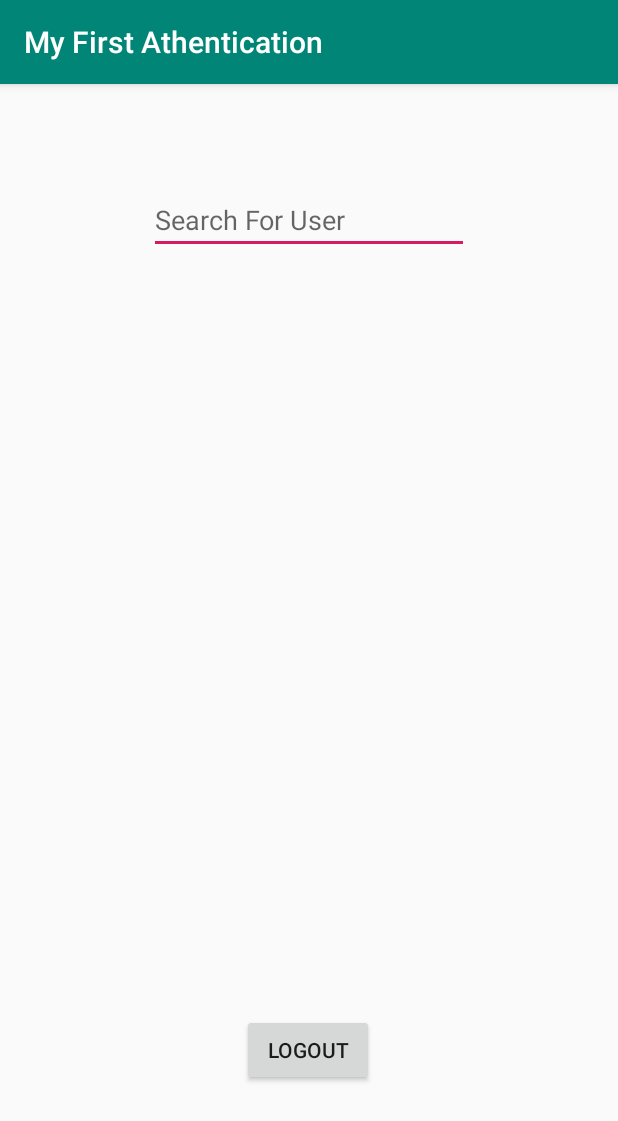
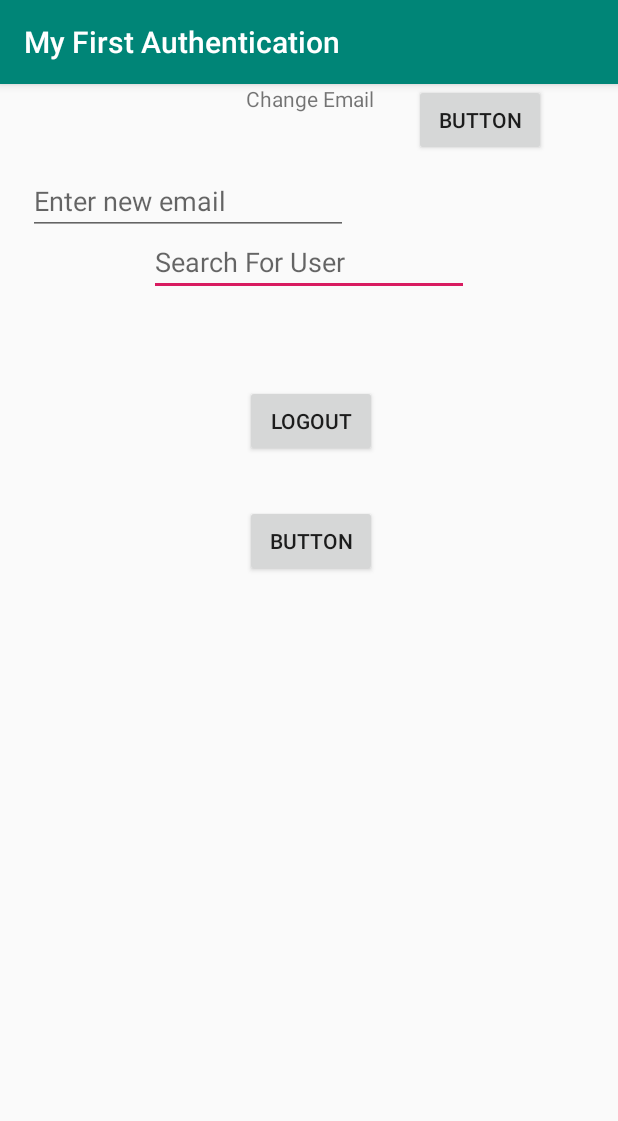
Before and after one commit to EthanAnderson1/First-Authentication-App, an Android app: the HomeActivity screen opened directly, with no data from a screen before it, on a phone screen of 412 x 824 dp. Shown: the top 1121 px of the screen. Run offline under Robolectric (Android 15) with nearby library versions, the phone set to English and light mode, and no system bars; our stand-ins replace Firebase (no records; nobody signed in at launch, a user with empty details on screens opened directly).

Commit message:
Need to be able to delete account then done

```diff
--- a/app/src/main/res/layout/activity_home.xml
+++ b/app/src/main/res/layout/activity_home.xml
@@ -10,22 +10,64 @@
         android:id="@+id/logoutbtn"
         android:layout_width="wrap_content"
         android:layout_height="wrap_content"
-        android:layout_marginBottom="100dp"
+        android:layout_marginTop="100dp"
         android:text="@string/logoutbtn"
-        app:layout_constraintBottom_toBottomOf="parent"
         app:layout_constraintEnd_toEndOf="parent"
-        app:layout_constraintHorizontal_bias="0.498"
-        app:layout_constraintStart_toStartOf="parent" />
+        app:layout_constraintHorizontal_bias="0.504"
+        app:layout_constraintStart_toStartOf="parent"
+        app:layout_constraintTop_toBottomOf="@+id/editEmailtxt" />
 
     <EditText
-        android:id="@+id/editText"
+        android:id="@+id/searchUsertxt"
         android:layout_width="wrap_content"
         android:layout_height="wrap_content"
-        android:layout_marginTop="68dp"
+        android:layout_marginTop="96dp"
         android:ems="10"
         android:hint="@string/findUser"
         android:inputType="textEmailAddress"
         app:layout_constraintEnd_toEndOf="parent"
         app:layout_constraintStart_toStartOf="parent"
         app:layout_constraintTop_toTopOf="parent" />
+
+    <EditText
+        android:id="@+id/editEmailtxt"
+        android:layout_width="wrap_content"
+        android:layout_height="wrap_content"
+        android:layout_marginTop="36dp"
+        android:layout_marginEnd="44dp"
+        android:ems="10"
+        android:hint="@string/editEmail"
+        android:inputType="textEmailAddress"
+        app:layout_constraintEnd_toStartOf="@+id/submit"
+        app:layout_constraintTop_toBottomOf="@+id/changeEmaillbl" />
+
+    <TextView
+        android:id="@+id/changeEmaillbl"
+        android:layout_width="wrap_content"
+        android:layout_height="wrap_content"
+        android:text="@string/changeEmail"
+        app:layout_constraintEnd_toEndOf="parent"
+        app:layout_constraintHorizontal_bias="0.503"
+        app:layout_constraintStart_toStartOf="parent"
+        tools:layout_editor_absoluteY="333dp" />
+
+    <Button
+        android:id="@+id/deleteAccountbtn"
+        android:layout_width="wrap_content"
+        android:layout_height="wrap_content"
+        android:layout_marginTop="32dp"
+        android:text="Button"
+        app:layout_constraintEnd_toEndOf="parent"
+        app:layout_constraintHorizontal_bias="0.504"
+        app:layout_constraintStart_toStartOf="parent"
+        app:layout_constraintTop_toBottomOf="@+id/logoutbtn" />
+
+    <Button
+        android:id="@+id/submit"
+        android:layout_width="wrap_content"
+        android:layout_height="wrap_content"
+        android:layout_marginEnd="48dp"
+        android:text="Button"
+        app:layout_constraintEnd_toEndOf="parent"
+        tools:layout_editor_absoluteY="377dp" />
 </androidx.constraintlayout.widget.ConstraintLayout>
--- a/app/src/main/res/values/strings.xml
+++ b/app/src/main/res/values/strings.xml
@@ -1,6 +1,6 @@
 <resources>
-    <string name="app_name">My First Athentication</string>
-    <string name="welcomelbl">Welcome to My First Athentication App</string>
+    <string name="app_name">My First Authentication</string>
+    <string name="welcomelbl">Welcome to My First Authentication App</string>
     <string name="signUplbl">Enter details to sign up</string>
     <string name="emailtxt">Email</string>
     <string name="passwordtxt">Password</string>
@@ -11,4 +11,7 @@
     <string name="signUpToLoginlbl">If you are already signed up click here to login</string>
     <string name="logoutbtn">Logout</string>
     <string name="findUser">Search For User</string>
+    <string name="editEmail">Enter new email</string>
+    <string name="submitEmail">Submit</string>
+    <string name="changeEmail">Change Email</string>
 </resources>
```
